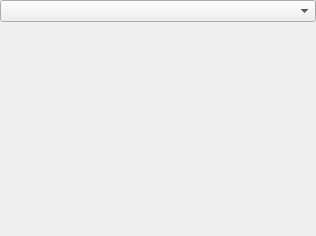
Before: the Qt Designer form src/corelayers/soundthemeselector/soundthemeselector.ui in euroelessar/qutim, drawn with Qt 5.
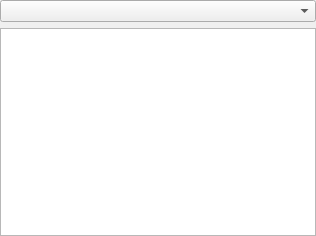
After: the same form once the commit is applied.

The edit to the form file:
```diff
--- a/src/corelayers/soundthemeselector/soundthemeselector.ui
+++ b/src/corelayers/soundthemeselector/soundthemeselector.ui
@@ -21,17 +21,23 @@
     <widget class="QComboBox" name="themeSelector"/>
    </item>
    <item row="1" column="0">
-    <spacer name="verticalSpacer">
-     <property name="orientation">
-      <enum>Qt::Vertical</enum>
+    <widget class="QTreeView" name="treeView">
+     <property name="alternatingRowColors">
+      <bool>true</bool>
      </property>
-     <property name="sizeHint" stdset="0">
+     <property name="iconSize">
       <size>
-       <width>20</width>
-       <height>40</height>
+       <width>22</width>
+       <height>22</height>
       </size>
      </property>
-    </spacer>
+     <property name="indentation">
+      <number>0</number>
+     </property>
+     <property name="rootIsDecorated">
+      <bool>false</bool>
+     </property>
+    </widget>
    </item>
   </layout>
  </widget>
```
